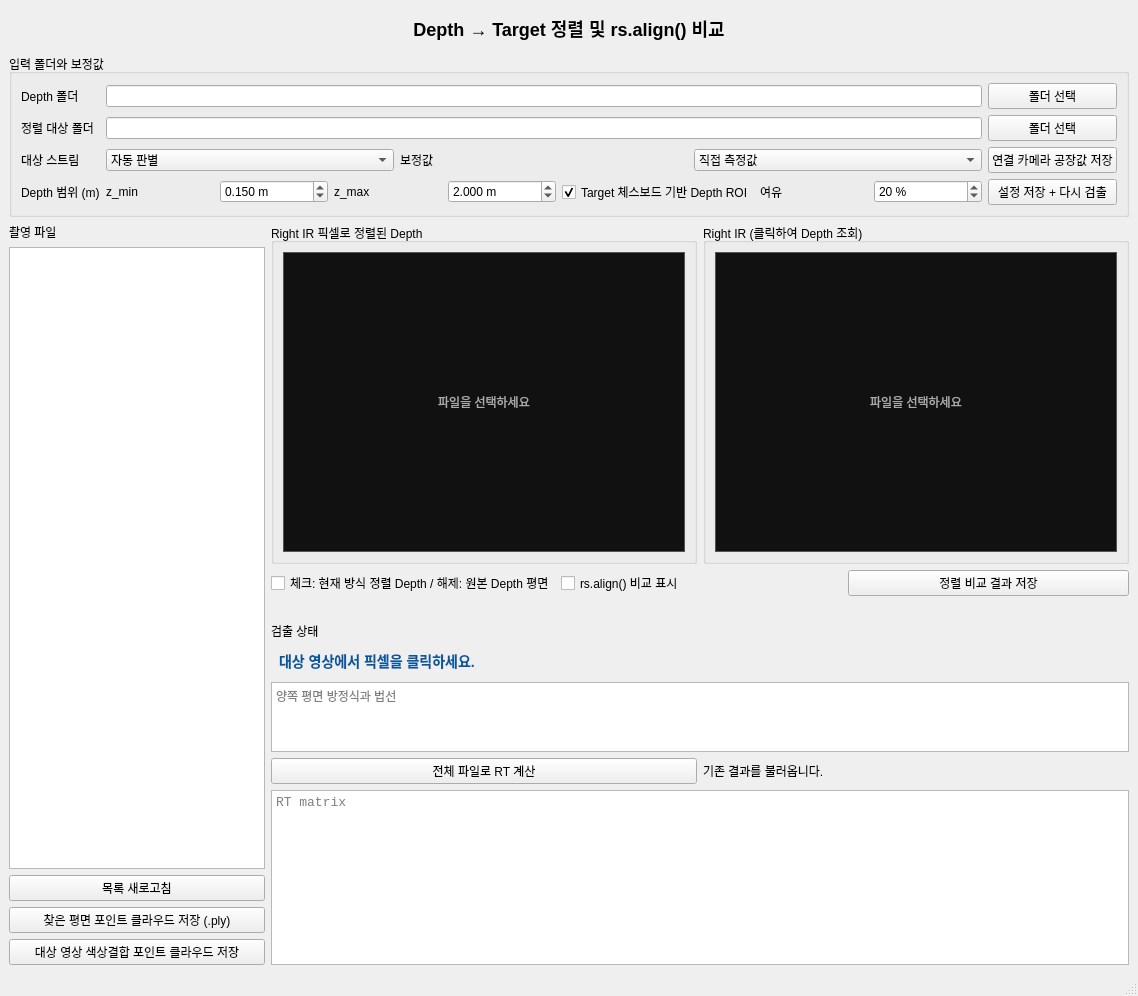
Old version of the form calibration_viewer.ui in the repository Muffinnnnb/Cam_align.
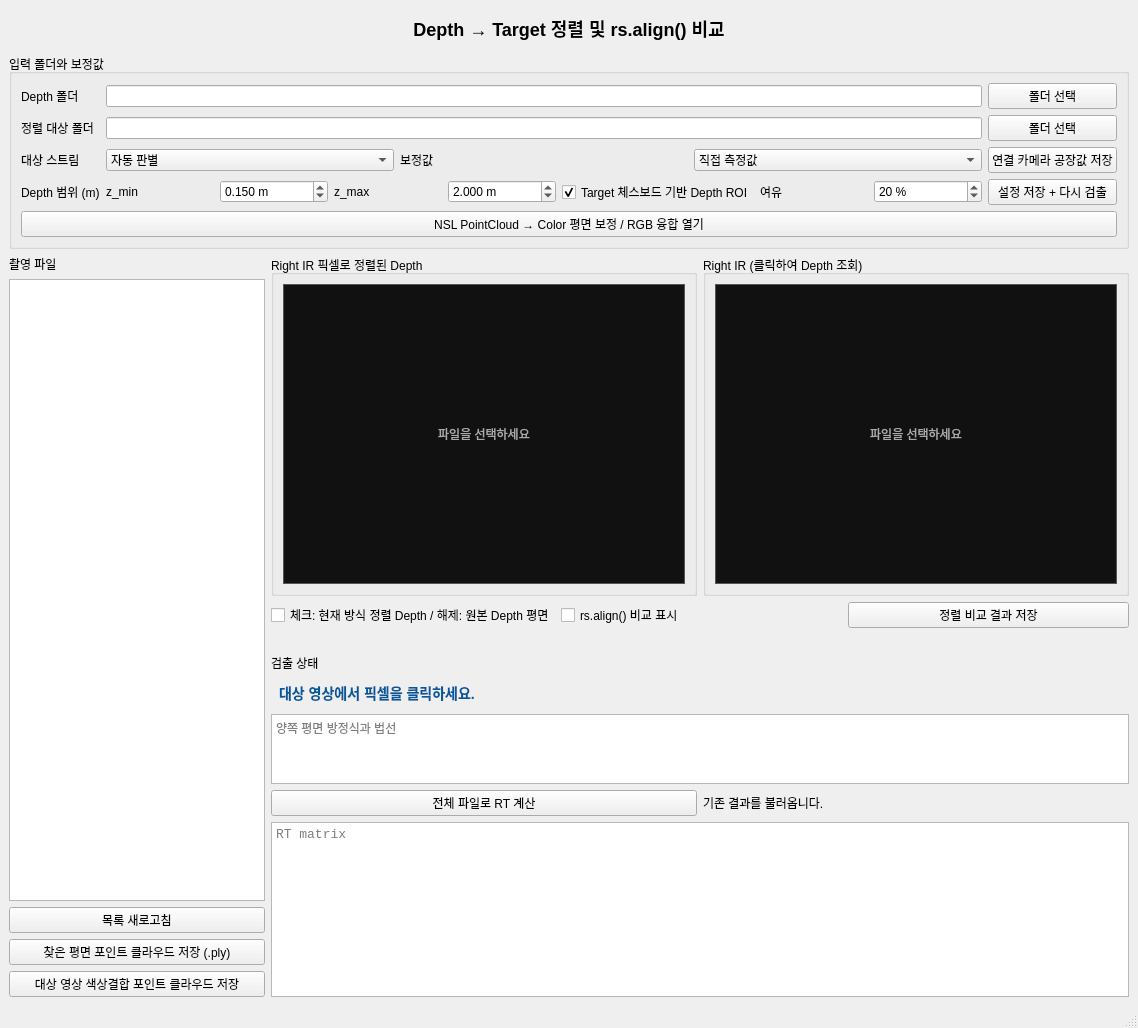
New version of the form.

Commit message:
Organize project and version NSL calibration baseline
Add NSL plane calibration and RGB fusion tools, editable Qt UI, isolated regression tests, Windows CI, and usage/validation notes. Keep captures, settings, generated RTs, and outputs local.

What changed in the file:
```diff
--- a/calibration_viewer.ui
+++ b/calibration_viewer.ui
@@ -246,6 +246,13 @@
          </property>
         </widget>
        </item>
+       <item row="4" column="0" colspan="3">
+        <widget class="QPushButton" name="openNslColorButton">
+         <property name="text">
+          <string>NSL PointCloud → Color 평면 보정 / RGB 융합 열기</string>
+         </property>
+        </widget>
+       </item>
       </layout>
      </widget>
     </item>
```
The commit also changes 33 other files.
